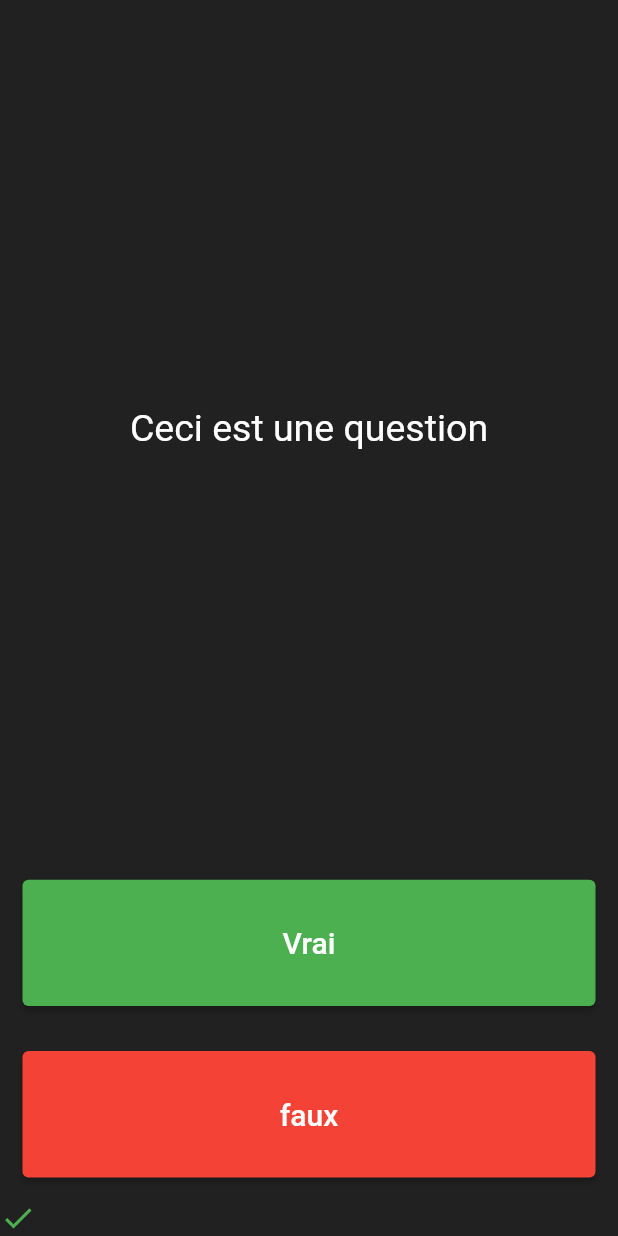
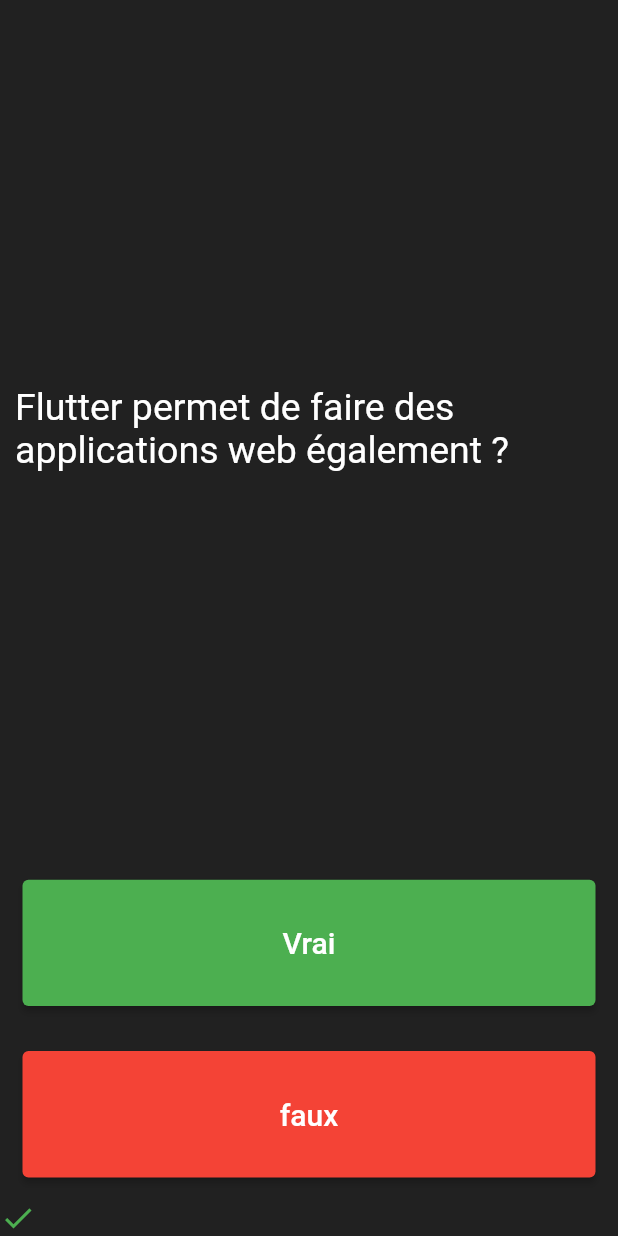
Before and after one commit to taip6494/quizz, a Flutter app: the screen it shows after launch, after a tap on "Vrai", on a phone screen of 412 x 824 dp. Run offline on Flutter 3.47's test engine with Material 2 defaults, Android fonts, the phone set to English and light mode, and no system bars.

Commit message:
6 - Bonne ou mauvaise réponse

```diff
--- a/lib/main.dart
+++ b/lib/main.dart
@@ -17,6 +17,7 @@
   @override
   State<_body> createState() => body();
 }
+
 class Question {
   String question;
   bool reponseCorrect;
@@ -30,26 +31,19 @@
   List<Icon> listeIcone = [];
 
   final List<Question> questionsListe = [
-    Question('Test 1 ',false),
-    Question('Test 2 ', true),
-    Question('Test 3', true),
-    Question('Test 4', true),
-    Question('Test 5', true),
-    Question('Test 6', true),
-    Question('Test 7', false),
-    Question('Test 9', true),
-    Question('Test 10', false),
-    Question('Test 11', true),
-    Question('Test 12', true),
-    Question('Test 13', true),
-    Question('Test 14', true),
+    Question('Le piton des neiges est un volcan de la Réunion ?', true),
+    Question('Flutter permet de faire des applications web également ?', false),
+    Question('Php est le language utilisé par Flutter ?', true),
+    Question('Qu est ce que Etienne est un bon formateur ?', true),
+    Question('Est ce que flutter est un bon langage de programmation?', true),
   ];
 
-  void ajoutItems(item){
+  void ajoutItems(item) {
     setState(() {
       listeIcone.add(item);
     });
   }
+
   @override
   Widget build(BuildContext context) {
     return Column(
@@ -62,7 +56,7 @@
               padding: const EdgeInsets.all(10.0),
               child: Center(
                 child: Text(
-                  'Ceci est une question',
+                  questionsListe[count].question,
                   style: TextStyle(color: Colors.white, fontSize: 25),
                 ),
               ),
@@ -82,7 +76,7 @@
                         onPrimary: Colors.white,
                       ),
                       onPressed: () {
-                        ajoutItems(check);
+                        _Verificationdesquestion(true);
                       }
 
                   )
@@ -103,7 +97,7 @@
                       onPrimary: Colors.white,
                     ),
                     onPressed: () {
-                      ajoutItems(close);
+                      _Verificationdesquestion(false);
                     },
                   )
               ),
@@ -116,4 +110,25 @@
         ]
     );
   }
+
+  _Verificationdesquestion(selectionreponse) {
+    if (selectionreponse == questionsListe[count].reponseCorrect) {
+      //Correct answer
+
+      setState(() {
+        listeIcone.add(check);
+
+        // Check if don't cross list size limit which will result in error
+        if (count < questionsListe.length - 1) count++;
+      });
+    } else {
+      //Incorrect answer
+      setState(() {
+        listeIcone.add(close);
+
+        // Check if don't cross list size limit which will result in error
+        if (count < questionsListe.length - 1) count++;
+      });
+    }
   }
+}
```
